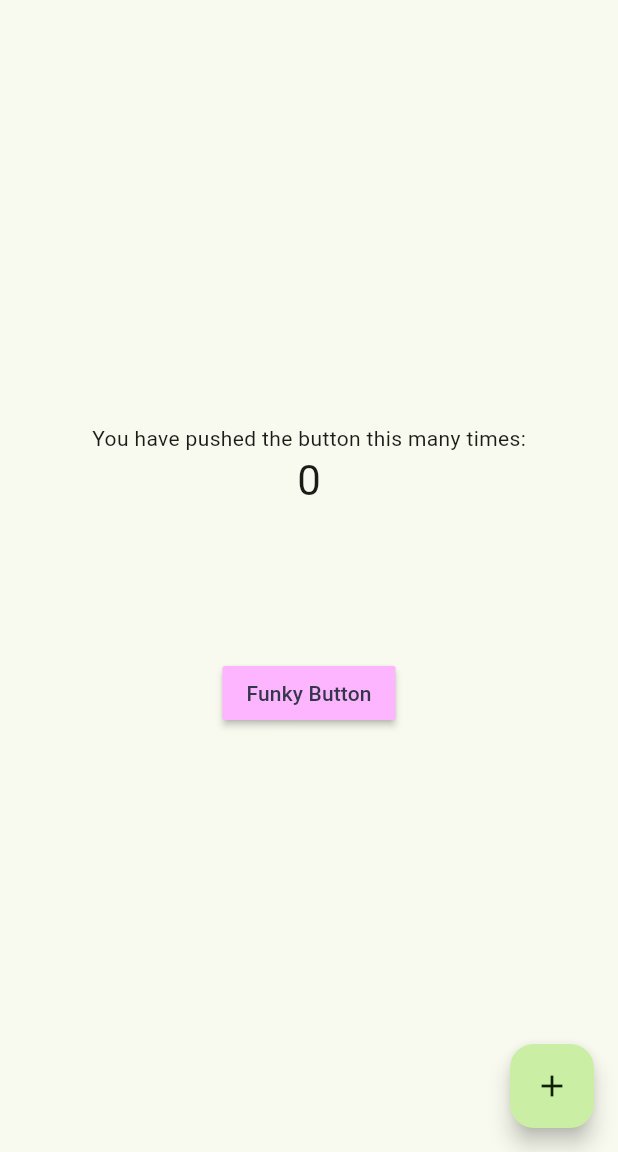
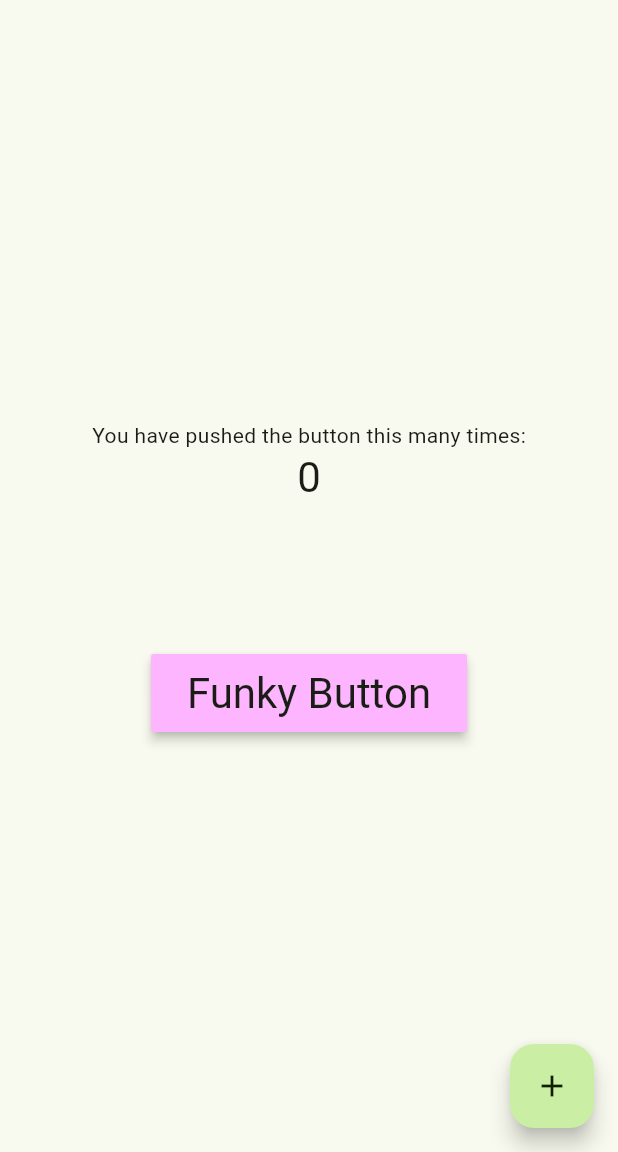
Before and after one commit to AliAkberAakash/leafy, a Flutter app: the screen it shows after launch, on a phone screen of 412 x 824 dp, the part 84-1236 px from its top. Run offline on Flutter 3.47's test engine with Material 3 defaults, Android fonts, the phone set to English and light mode, and no system bars.

Commit message:
add: extensions to use tokens

```diff
--- a/lib/main.dart
+++ b/lib/main.dart
@@ -63,9 +63,16 @@ class _MyHomePageState extends State<MyHomePage> {
               height: 100,
             ),
             MaterialButton(
-              color: leafyColorExtension.lfCustomFunky,
-              textColor: leafyColorExtension.lfCustomOnFunky,
-              child: const Text("Funky Button"),
+              elevation: leafyColorExtension.elevationTokens.lfSysElevationLvl2,
+              color: leafyColorExtension.colors.lfCustomFunky,
+              textColor: leafyColorExtension.colors.lfCustomOnFunky,
+              child: Padding(
+                padding: EdgeInsets.all(leafyColorExtension.spacingTokens.lfSpacing8),
+                child: Text(
+                  "Funky Button",
+                  style: Theme.of(context).textTheme.headlineMedium,
+                ),
+              ),
               onPressed: () {},
             ),
           ],
--- a/lib/styles/theme/leafy_extension.dart
+++ b/lib/styles/theme/leafy_extension.dart
@@ -1,35 +1,47 @@
 import "package:flutter/material.dart";
+import "package:leafy/tokens/border_radius/border_radius_tokens.dart";
+import "package:leafy/tokens/border_width/border_width_tokens.dart";
+import "package:leafy/tokens/color/custom_color_extension.dart";
+import "package:leafy/tokens/elevation/elevation_tokens.dart";
+import "package:leafy/tokens/opacity/opacity_tokens.dart";
+import "package:leafy/tokens/spacing/spacing_tokens.dart";
 
 class LeafyColorExtension extends ThemeExtension<LeafyColorExtension> {
-  final Color lfCustomFunky;
-  final Color lfCustomOnFunky;
+  final CustomColorExtension colors;
+  late final ElevationTokens elevationTokens;
+  late final BorderRadiusTokens borderRadiusTokens;
+  late final BorderWidthTokens borderWidthTokens;
+  late final OpacityTokens opacityTokens;
+  late final SpacingTokens spacingTokens;
 
   LeafyColorExtension({
-    required this.lfCustomFunky,
-    required this.lfCustomOnFunky
-  });
+    required this.colors,
+  }) {
+    elevationTokens = ElevationTokens();
+    borderRadiusTokens = BorderRadiusTokens();
+    borderWidthTokens = BorderWidthTokens();
+    opacityTokens = OpacityTokens();
+    spacingTokens = SpacingTokens();
+  }
 
   @override
   LeafyColorExtension copyWith({
-    Color? lfCustomFunky,
-    Color? lfCustomOnFunky,
+    CustomColorExtension? colors,
   }) {
     return LeafyColorExtension(
-      lfCustomFunky: lfCustomFunky ?? this.lfCustomFunky,
-      lfCustomOnFunky: lfCustomOnFunky ?? this.lfCustomOnFunky,
+      colors: colors ?? this.colors,
     );
   }
 
   @override
-  LeafyColorExtension lerp(covariant ThemeExtension<LeafyColorExtension>? other,
-      double t) {
+  LeafyColorExtension lerp(
+      covariant ThemeExtension<LeafyColorExtension>? other, double t) {
     if (other is! LeafyColorExtension) {
       return this;
     }
 
     return LeafyColorExtension(
-      lfCustomFunky: Color.lerp(lfCustomFunky, other.lfCustomFunky, t)!,
-      lfCustomOnFunky: Color.lerp(lfCustomOnFunky, other.lfCustomOnFunky, t)!,
+      colors: colors.lerp(other.colors, t),
     );
   }
 }
--- a/lib/styles/theme/theme.dart
+++ b/lib/styles/theme/theme.dart
@@ -1,5 +1,6 @@
 import "package:flutter/material.dart";
 import "package:leafy/styles/theme/leafy_extension.dart";
+import "package:leafy/tokens/color/custom_color_extension.dart";
 import "package:leafy/tokens/color/reference_tokens.dart";
 import "package:leafy/tokens/color/system_tokens_dark.dart";
 import "package:leafy/tokens/color/system_tokens_light.dart";
@@ -69,8 +70,10 @@ class LeafyTheme {
       lightScheme().toColorScheme(),
       extensions: [
         LeafyColorExtension(
-          lfCustomFunky: lfRefFunkyLight,
-          lfCustomOnFunky: lfRefOnFunkyLight,
+          colors: CustomColorExtension(
+            lfCustomFunky: lfRefFunkyLight,
+            lfCustomOnFunky: lfRefOnFunkyLight,
+          ),
         ),
       ],
     );
@@ -136,8 +139,10 @@ class LeafyTheme {
       darkScheme().toColorScheme(),
       extensions: [
         LeafyColorExtension(
-          lfCustomFunky: lfRefFunkyDark,
-          lfCustomOnFunky: lfRefOnFunkyDark,
+          colors: CustomColorExtension(
+            lfCustomFunky: lfRefFunkyDark,
+            lfCustomOnFunky: lfRefOnFunkyDark,
+          ),
         ),
       ],
     );
--- a/lib/tokens/color/custom_color_extension.dart
+++ b/lib/tokens/color/custom_color_extension.dart
@@ -0,0 +1,16 @@
+import 'dart:ui';
+
+class CustomColorExtension {
+  final Color lfCustomFunky;
+  final Color lfCustomOnFunky;
+
+  CustomColorExtension({required this.lfCustomFunky, required this.lfCustomOnFunky});
+
+  CustomColorExtension lerp(CustomColorExtension other, double t) {
+    return CustomColorExtension(
+        lfCustomFunky: Color.lerp(lfCustomFunky,other.lfCustomFunky, t)!,
+        lfCustomOnFunky: Color.lerp(lfCustomOnFunky,other.lfCustomOnFunky, t)!,
+    );
+  }
+
+}
```
